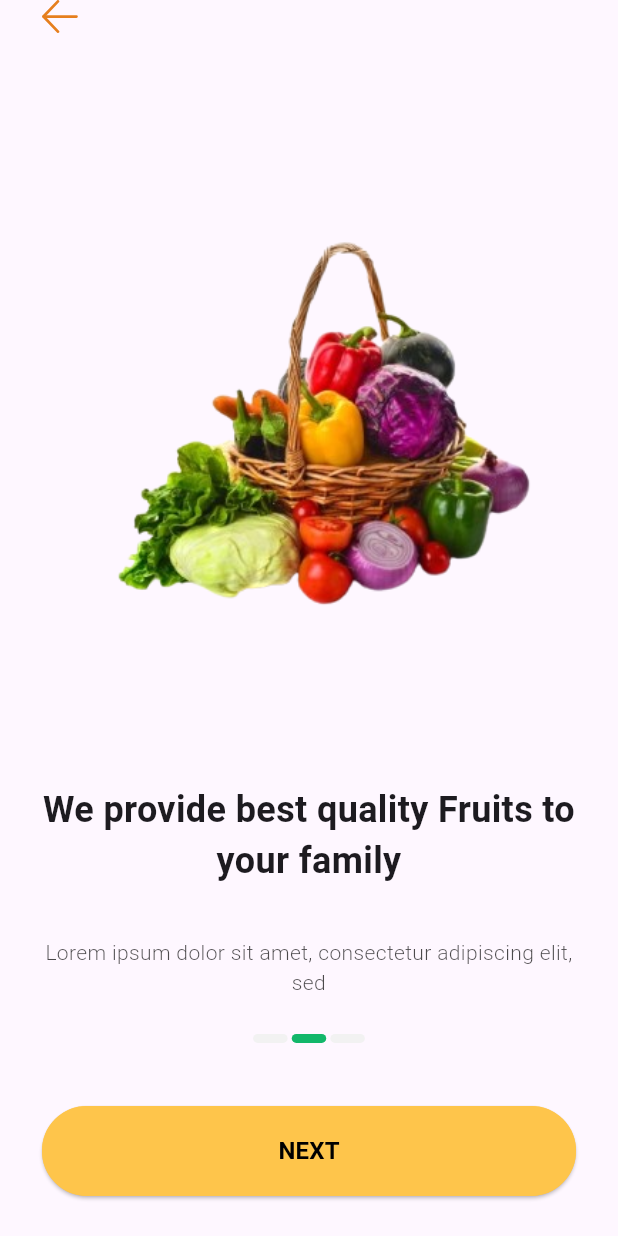
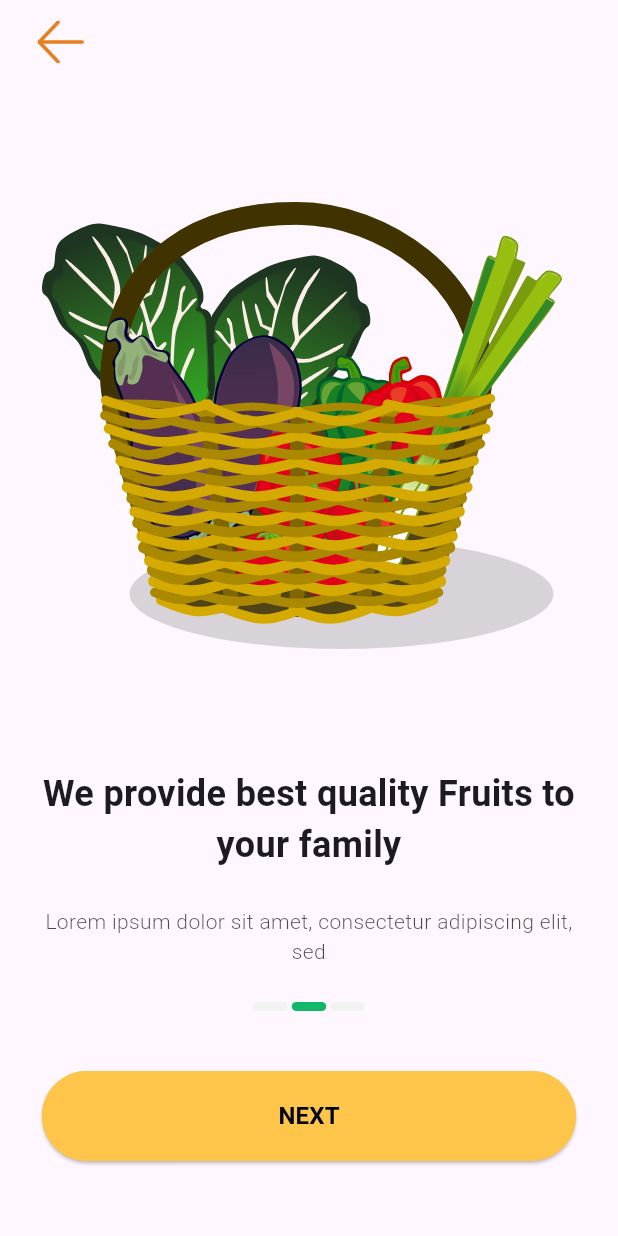
Before and after one commit to iahmedRadwan/ui_practice_part3, a Flutter app: the screen it shows after launch, after a tap on "NEXT", on a phone screen of 412 x 824 dp. Run offline on Flutter 3.47's test engine with Material 3 defaults, Android fonts, the phone set to English and light mode, and no system bars; our stand-ins replace flutter_svg.

Commit message:
update onboarding screen

```diff
--- a/lib/main.dart
+++ b/lib/main.dart
@@ -1,9 +1,11 @@
 import 'package:flutter/material.dart';
+import 'package:flutter_task_2/utilities/app_router.dart';
 import 'package:flutter_task_2/views/splash_view.dart';
 
 void main() {
-  runApp(const MaterialApp(
+  runApp(MaterialApp(
     debugShowCheckedModeBanner: false,
-    home: SplashView(),
+    routes: AppRouter.routes,
+    initialRoute: SplashView.routeName,
   ));
 }
--- /dev/null
+++ b/lib/utilities/app_color.dart
@@ -0,0 +1,9 @@
+import 'package:flutter/material.dart';
+
+class AppColor {
+  static const Color kPrimaryColor = Color(0xffFEC54B);
+  static const Color kGreenColor = Color(0xff12B76A);
+  static const Color kWhiteColor = Color(0xffFFFFFF);
+  static const Color kGrayColor = Color(0xffF2F2F2);
+  static const Color kBlackColor = Color(0xff000000);
+}
--- /dev/null
+++ b/lib/utilities/app_images.dart
@@ -0,0 +1,6 @@
+class AppImages {
+  static const String splashImage = "assets/images/splash_img.svg";
+  static const String deleveryImage = "assets/images/delevry_img.svg";
+  static const String backArrow = "assets/images/back_arrow.svg";
+  static const String fruitImage = "assets/images/fruits_basket.svg";
+}
--- /dev/null
+++ b/lib/utilities/app_router.dart
@@ -0,0 +1,10 @@
+import 'package:flutter/material.dart';
+import '../views/onboarding_view/onboarding_view.dart';
+import '../views/splash_view.dart';
+
+class AppRouter {
+  static Map<String, WidgetBuilder> routes = {
+    SplashView.routeName: (context) => const SplashView(),
+    OnBoardingView.routeName: (context) => const OnBoardingView(),
+  };
+}
--- a/lib/views/last_onboarding_view.dart
+++ /dev/null
@@ -1,53 +0,0 @@
-import 'package:flutter/material.dart';
-import 'package:flutter_svg/svg.dart';
-import 'package:flutter_task_2/widgets/custom_buttom.dart';
-import 'package:flutter_task_2/widgets/dot_slider.dart';
-import 'package:flutter_task_2/widgets/onboarding_text_info.dart';
-
-class LastOnboardingView extends StatelessWidget {
-  const LastOnboardingView({super.key, required this.onBoardingIndex});
-  final int onBoardingIndex;
-
-  @override
-  Widget build(BuildContext context) {
-    return Scaffold(
-      body: SafeArea(
-          child: Padding(
-        padding: const EdgeInsets.symmetric(horizontal: 24.0),
-        child: Column(
-          children: [
-            Expanded(
-              child: SvgPicture.asset(
-                "assets/images/delevry_img.svg",
-                height: 180,
-              ),
-            ),
-            const Expanded(
-              child: Column(
-                mainAxisAlignment: MainAxisAlignment.spaceEvenly,
-                children: [
-                  OnboardingTextInfo(
-                      title: "Fast and responsibily delivery by our courir",
-                      description:
-                          "Lorem ipsum dolor sit amet, consectetur adipiscing elit, sed do eiusmod tempor"),
-                  DotSlider(dotSelectedIndex: 3),
-                  CustomButton(
-                    buttonText: "Create An Account",
-                    textColor: Color(0xffFFFFFF),
-                    backgroundColor: Color(0xff000000),
-                  ),
-                  CustomButton(
-                    buttonText: "LOGIN",
-                    textColor: Color(0xff000000),
-                    backgroundColor: Color(0xffFFFFFF),
-                    borderColor: Color(0xff000000),
-                  ),
-                ],
-              ),
-            ),
-          ],
-        ),
-      )),
-    );
-  }
-}
--- a/lib/views/onboarding_view.dart
+++ /dev/null
@@ -1,48 +0,0 @@
-import 'package:flutter/material.dart';
-import 'package:flutter_svg/svg.dart';
-import 'package:flutter_task_2/views/second_onboarding_view.dart';
-import '../widgets/onboarding_info_section.dart';
-
-class OnBoardingView extends StatelessWidget {
-  const OnBoardingView({super.key});
-
-  @override
-  Widget build(BuildContext context) {
-    return Scaffold(
-      body: SafeArea(
-        child: Padding(
-          padding: const EdgeInsets.symmetric(horizontal: 28.0),
-          child: Column(
-            crossAxisAlignment: CrossAxisAlignment.start,
-            children: [
-              SvgPicture.asset(
-                "assets/images/back_arrow.svg",
-                width: 24,
-                height: 22,
-              ),
-              Expanded(
-                  flex: 5, child: Image.asset("assets/images/vegitables.png")),
-              Expanded(
-                flex: 3,
-                child: OnboardingInfoSection(
-                  title: "Welcome to Fresh Fruits",
-                  subTitle: 'Grocery application',
-                  description:
-                      "Lorem ipsum dolor sit amet, consectetur adipiscing elit, sed do eiusmod tempor",
-                  onTap: () {
-                    Navigator.push(
-                        context,
-                        MaterialPageRoute(
-                            builder: (context) => const SecondOnBoardingView(
-                                onBoardingIndex: 2)));
-                  },
-                  dotIndex: 1,
-                ),
-              ),
-            ],
-          ),
-        ),
-      ),
-    );
-  }
-}
--- /dev/null
+++ b/lib/views/onboarding_view/onboarding_view.dart
@@ -0,0 +1,21 @@
+import 'package:flutter/material.dart';
+import 'package:flutter_svg/svg.dart';
+import 'package:flutter_task_2/utilities/app_images.dart';
+import 'package:flutter_task_2/views/onboarding_view/widgets/onboarding_view_body.dart';
+
+class OnBoardingView extends StatelessWidget {
+  const OnBoardingView({super.key});
+  static const String routeName = "OnBoardingView";
+  @override
+  Widget build(BuildContext context) {
+    return Scaffold(
+      appBar: AppBar(
+        leading: Padding(
+          padding: const EdgeInsets.only(left: 25.0),
+          child: SvgPicture.asset(AppImages.backArrow),
+        ),
+      ),
+      body: const OnboardingViewBody(),
+    );
+  }
+}
--- a/lib/widgets/dot_slider.dart
+++ b/lib/views/onboarding_view/widgets/dot_slider.dart
@@ -1,4 +1,6 @@
 import 'package:flutter/material.dart';
+
+import '../../../utilities/app_color.dart';
 
 class DotSlider extends StatelessWidget {
   const DotSlider({super.key, required this.dotSelectedIndex});
@@ -9,19 +11,13 @@ class DotSlider extends StatelessWidget {
       width: 80,
       height: 6,
       child: Row(
-        mainAxisAlignment: MainAxisAlignment.spaceEvenly,
-        children: [
-          DotItem(
-            isActiveDot: dotSelectedIndex == 1,
-          ),
-          DotItem(
-            isActiveDot: dotSelectedIndex == 2,
-          ),
-          DotItem(
-            isActiveDot: dotSelectedIndex == 3,
-          ),
-        ],
-      ),
+          mainAxisAlignment: MainAxisAlignment.spaceEvenly,
+          children: List.generate(
+            3,
+            (index) => DotItem(
+              isActiveDot: dotSelectedIndex == index,
+            ),
+          )),
     );
   }
 }
@@ -40,7 +36,7 @@ class DotItem extends StatelessWidget {
       height: 6,
       decoration: BoxDecoration(
         borderRadius: BorderRadius.circular(25),
-        color: isActiveDot ? const Color(0xff12B76A) : const Color(0xffF2F2F2),
+        color: isActiveDot ? AppColor.kGreenColor : AppColor.kGrayColor,
       ),
     );
   }
--- /dev/null
+++ b/lib/views/onboarding_view/widgets/onboarding_item.dart
@@ -0,0 +1,36 @@
+import 'package:flutter/widgets.dart';
+import 'package:flutter_svg/svg.dart';
+import '../../../utilities/app_images.dart';
+import 'onboarding_text_info.dart';
+
+class OnBoardingItem extends StatelessWidget {
+  const OnBoardingItem({
+    super.key,
+    this.title = "Welcome to Fresh Fruits",
+    this.subTitle =
+        "Lorem ipsum dolor sit amet, consectetur adipiscing elit, sed do eiusmod tempor",
+    this.currentDotIndex = 0,
+    this.imgPath = AppImages.fruitImage,
+  });
+  final String title;
+  final String subTitle;
+
+  final int currentDotIndex;
+  final String imgPath;
+
+  @override
+  Widget build(BuildContext context) {
+    return Column(
+      mainAxisAlignment: MainAxisAlignment.end,
+      children: [
+        Expanded(
+          child: SvgPicture.asset(
+            imgPath,
+          ),
+        ),
+        OnboardingTextInfo(
+            title: title, subTitle: subTitle, description: subTitle),
+      ],
+    );
+  }
+}
--- a/lib/widgets/onboarding_text_info.dart
+++ b/lib/views/onboarding_view/widgets/onboarding_text_info.dart
@@ -1,4 +1,5 @@
 import 'package:flutter/widgets.dart';
+import 'package:flutter_task_2/utilities/app_color.dart';
 
 class OnboardingTextInfo extends StatelessWidget {
   const OnboardingTextInfo({
@@ -7,7 +8,6 @@ class OnboardingTextInfo extends StatelessWidget {
     this.subTitle,
     required this.description,
   });
-
   final String title;
   final String? subTitle;
   final String description;
@@ -15,6 +15,7 @@ class OnboardingTextInfo extends StatelessWidget {
   @override
   Widget build(BuildContext context) {
     return Column(
+      mainAxisAlignment: MainAxisAlignment.end,
       children: [
         Text(
           title,
@@ -27,28 +28,13 @@ class OnboardingTextInfo extends StatelessWidget {
         const SizedBox(
           height: 24,
         ),
-        subTitle != null
-            ? Text(
-                subTitle!,
-                style: const TextStyle(
-                  fontSize: 18,
-                  fontWeight: FontWeight.w700,
-                ),
-              )
-            : Container(),
-        const SizedBox(
-          height: 10,
-        ),
         Text(
           description,
           textAlign: TextAlign.center,
           style: TextStyle(
               fontSize: 14,
               fontWeight: FontWeight.w300,
-              color: const Color(0xff000000).withOpacity(0.7)),
-        ),
-        const SizedBox(
-          height: 24,
+              color: AppColor.kBlackColor.withOpacity(0.7)),
         ),
       ],
     );
--- /dev/null
+++ b/lib/views/onboarding_view/widgets/onboarding_view_body.dart
@@ -0,0 +1,100 @@
+import 'package:flutter/material.dart';
+import '../../../utilities/app_color.dart';
+import '../../../utilities/app_images.dart';
+import '../../../widgets/custom_buttom.dart';
+import 'dot_slider.dart';
+import 'onboarding_item.dart';
+
+class OnboardingViewBody extends StatefulWidget {
+  const OnboardingViewBody({super.key});
+
+  @override
+  State<OnboardingViewBody> createState() => _OnboardingViewBodyState();
+}
+
+class _OnboardingViewBodyState extends State<OnboardingViewBody> {
+  late PageController pageController = PageController(
+    initialPage: 0,
+  );
+  int pageIndex = 0;
+  @override
+  void initState() {
+    super.initState();
+    pageController.addListener(() {
+      pageIndex = pageController.page!.round();
+      setState(() {});
+    });
+  }
+
+  @override
+  Widget build(BuildContext context) {
+    return Padding(
+      padding: const EdgeInsets.symmetric(horizontal: 28.0),
+      child: Column(
+        crossAxisAlignment: CrossAxisAlignment.center,
+        mainAxisAlignment: MainAxisAlignment.end,
+        children: [
+          Expanded(
+            child: PageView(controller: pageController, children: [
+              OnBoardingItem(currentDotIndex: pageIndex),
+              const OnBoardingItem(
+                title: "We provide best quality Fruits to your family",
+                subTitle:
+                    "Lorem ipsum dolor sit amet, consectetur adipiscing elit, sed ",
+              ),
+              const OnBoardingItem(
+                imgPath: AppImages.deleveryImage,
+                title: "Fast and responsibily delivery by our courir",
+                subTitle:
+                    "Lorem ipsum dolor sit amet, consectetur adipiscing elit, sed do eiusmod tempor",
+              ),
+            ]),
+          ),
+          const SizedBox(
+            height: 24,
+          ),
+          DotSlider(
+            dotSelectedIndex: pageIndex,
+          ),
+          const SizedBox(
+            height: 40,
+          ),
+          pageIndex != 2
+              ? CustomButton(
+                  buttonText: 'NEXT',
+                  onTap: () {
+                    pageController.animateToPage(++pageIndex,
+                        duration: const Duration(milliseconds: 300),
+                        curve: Curves.bounceIn);
+                  },
+                  textColor: AppColor.kBlackColor,
+                  backgroundColor: AppColor.kPrimaryColor,
+                )
+              : Column(
+                  children: [
+                    CustomButton(
+                      buttonText: 'Create an account',
+                      onTap: () {},
+                      textColor: AppColor.kWhiteColor,
+                      backgroundColor: AppColor.kBlackColor,
+                    ),
+                    const SizedBox(
+                      height: 18,
+                    ),
+                    CustomButton(
+                      buttonText: 'Login',
+                      onTap: () {},
+                      textColor: AppColor.kBlackColor,
+                      backgroundColor: AppColor.kWhiteColor,
+                      borderColor: AppColor.kBlackColor,
+                    )
+                  ],
+                ),
+          const SizedBox(
+            height: 50,
+          ),
+        ],
+      ),
+    );
+  }
+}
--- a/lib/views/second_onboarding_view.dart
+++ /dev/null
@@ -1,50 +0,0 @@
-import 'package:flutter/material.dart';
-import 'package:flutter_svg/svg.dart';
-
-import '../widgets/onboarding_info_section.dart';
-import 'last_onboarding_view.dart';
-
-class SecondOnBoardingView extends StatelessWidget {
-  const SecondOnBoardingView({super.key, required this.onBoardingIndex});
-  final int onBoardingIndex;
-
-  @override
-  Widget build(BuildContext context) {
-    return Scaffold(
-      body: SafeArea(
-        child: Padding(
-          padding: const EdgeInsets.symmetric(horizontal: 28.0),
-          child: Column(
-            crossAxisAlignment: CrossAxisAlignment.start,
-            children: [
-              SvgPicture.asset(
-                "assets/images/back_arrow.svg",
-                width: 24,
-                height: 22,
-              ),
-              Expanded(
-                  flex: 5, child: Image.asset("assets/images/vegitables.png")),
-              Expanded(
-                flex: 3,
-                child: OnboardingInfoSection(
-                  title: "We provide best quality Fruits to your family",
-                  description:
-                      "Lorem ipsum dolor sit amet, consectetur adipiscing elit, sed ",
-                  dotIndex: onBoardingIndex,
-                  onTap: () {
-                    Navigator.push(
-                        context,
-                        MaterialPageRoute(
-                            builder: (context) => const LastOnboardingView(
-                                  onBoardingIndex: 3,
-                                )));
-                  },
-                ),
-              ),
-            ],
-          ),
-        ),
-      ),
-    );
-  }
-}
--- a/lib/views/splash_view.dart
+++ b/lib/views/splash_view.dart
@@ -1,9 +1,12 @@
 import 'package:flutter/material.dart';
 import 'package:flutter_svg/svg.dart';
-import 'package:flutter_task_2/views/onboarding_view.dart';
+import 'package:flutter_task_2/utilities/app_color.dart';
+import 'package:flutter_task_2/utilities/app_images.dart';
+import 'package:flutter_task_2/views/onboarding_view/onboarding_view.dart';
 
 class SplashView extends StatefulWidget {
   const SplashView({super.key});
+  static const String routeName = "SplashView";
 
   @override
   State<SplashView> createState() => _SplashViewState();
@@ -14,22 +17,22 @@ class _SplashViewState extends State<SplashView> {
   void initState() {
     super.initState();
     Future.delayed(const Duration(seconds: 2), () {
-      Navigator.push(context,
-          MaterialPageRoute(builder: (context) => const OnBoardingView()));
+      // ignore: use_build_context_synchronously
+      Navigator.pushReplacementNamed(context, OnBoardingView.routeName);
     });
   }
 
   @override
   Widget build(BuildContext context) {
     return Scaffold(
-      backgroundColor: const Color(0xffFEC54B),
+      backgroundColor: AppColor.kPrimaryColor,
       body: SafeArea(
           child: Column(
         mainAxisAlignment: MainAxisAlignment.center,
         crossAxisAlignment: CrossAxisAlignment.center,
         children: [
           SvgPicture.asset(
-            "assets/images/splash_img.svg",
+            AppImages.splashImage,
             height: 200,
           ),
           const SizedBox(
--- a/lib/widgets/onboarding_info_section.dart
+++ /dev/null
@@ -1,42 +0,0 @@
-import 'package:flutter/material.dart';
-import 'package:flutter_task_2/widgets/custom_buttom.dart';
-
-import 'dot_slider.dart';
-import 'onboarding_text_info.dart';
-
-class OnboardingInfoSection extends StatelessWidget {
-  const OnboardingInfoSection(
-      {super.key,
-      required this.title,
-      this.subTitle,
-      required this.description,
-      this.onTap,
-      required this.dotIndex});
-  final String title;
-  final String? subTitle;
-  final String description;
-  final int dotIndex;
-  final Function()? onTap;
-
-  @override
-  Widget build(BuildContext context) {
-    return Column(
-      children: [
-        OnboardingTextInfo(
-            title: title, subTitle: subTitle, description: description),
-        DotSlider(
-          dotSelectedIndex: dotIndex,
-        ),
-        const SizedBox(
-          height: 42,
-        ),
-        CustomButton(
-          buttonText: 'NEXT',
-          onTap: onTap,
-          textColor: Color(0xff000000),
-          backgroundColor: Color(0xffFEC54B),
-        ),
-      ],
-    );
-  }
-}
```
Also changed, not shown: assets/images/fruits_basket.svg (added).
